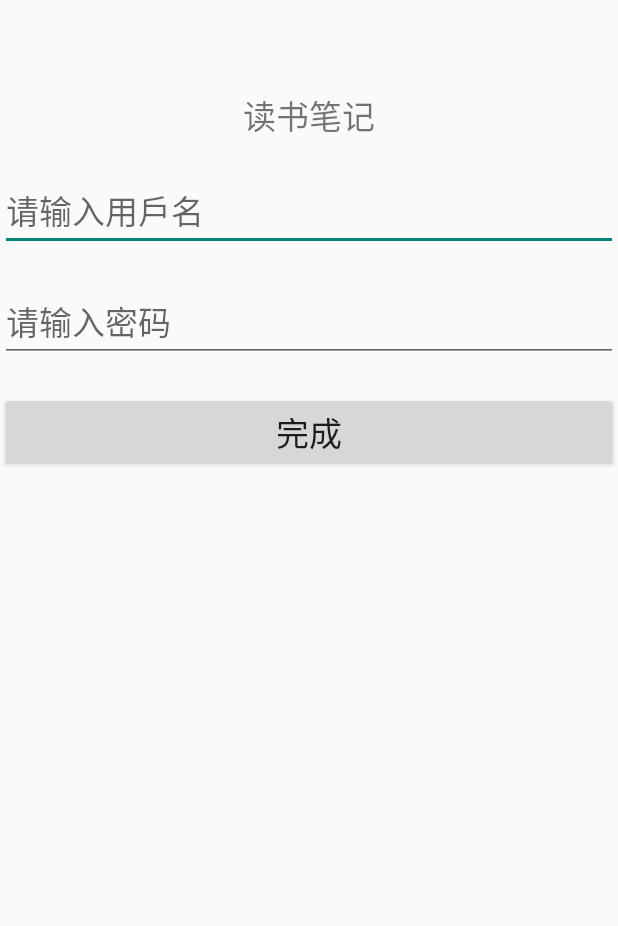
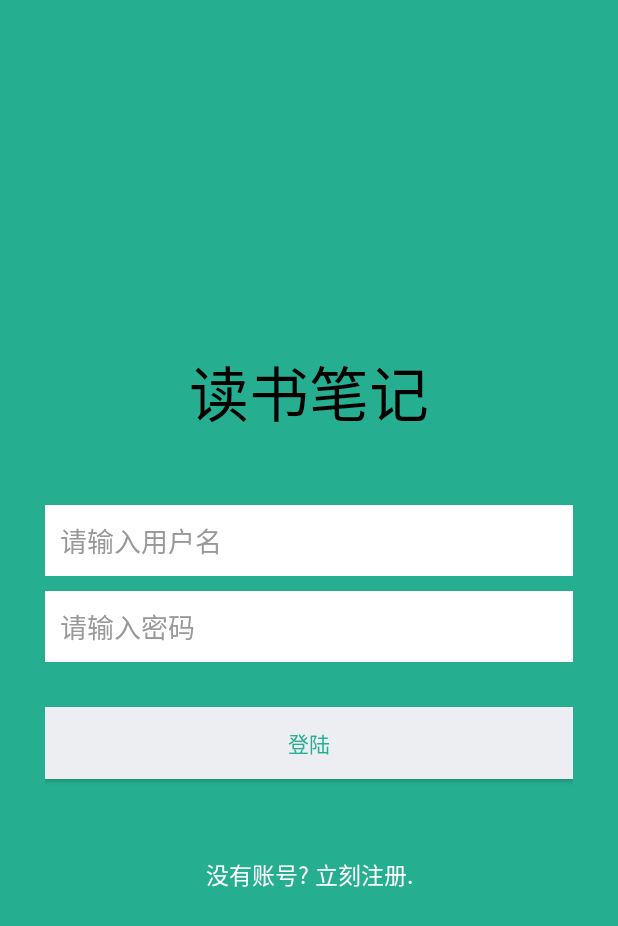
Before and after one commit to victorySSS/readingNotes, an Android app: the screen it shows after launch (LoginActivity), on a phone screen of 412 x 824 dp. Shown: the top 926 px of the screen. Run offline under Robolectric (Android 15) with nearby library versions, the phone set to English and light mode, and no system bars.

Commit message:
修改了程序界面，并完成了与服务器连接进行登录注册的功能

```diff
--- a/diary/app/src/main/AndroidManifest.xml
+++ b/diary/app/src/main/AndroidManifest.xml
@@ -29,7 +29,8 @@
         android:label="@string/app_name"
         android:supportsRtl="true"
         android:theme="@style/Theme.AppCompat.Light.NoActionBar">
-        <activity android:name=".activity.LoginActivity">
+        <activity android:name=".activity.LoginActivity"
+            android:label="读书笔记" >
             <intent-filter>
                 <action android:name="android.intent.action.MAIN" />
 
--- a/diary/app/src/main/java/com/crowd/diary/activity/LoginActivity.java
+++ b/diary/app/src/main/java/com/crowd/diary/activity/LoginActivity.java
@@ -1,5 +1,6 @@
 package com.crowd.diary.activity;
 
+import android.app.ActionBar;
 import android.app.AlertDialog;
 import android.content.DialogInterface;
 import android.content.Intent;
@@ -39,6 +40,7 @@ public class LoginActivity extends AppCompatActivity implements View.OnClickList
     private EditText registerName;
     private EditText registerPassword;
     private SharedPreferences sharedPreferences;
+    private Button linktoRegisterScreenButton;
 
     private Socket socket;
     private BufferedReader in;
@@ -59,15 +61,16 @@ public class LoginActivity extends AppCompatActivity implements View.OnClickList
         loginButton = (Button) findViewById(R.id.login);
         loginButton.setTag(101);
         loginButton.setOnClickListener(this);
+        linktoRegisterScreenButton = (Button)findViewById(R.id.linkToRegisterScreenButton);
+        linktoRegisterScreenButton.setTag(104);
+        linktoRegisterScreenButton.setOnClickListener(this);
     }
 
     private void initData() {
         sharedPreferences = getSharedPreferences("user", MODE_PRIVATE);
         String name = sharedPreferences.getString("name", "");
         String address = sharedPreferences.getString("password", "");
-        if (name.equals("") && address.equals("")) {
-            register();
-        } else {
+        if (!name.equals("") && address.equals("")) {
             nameEditText.setText(name);
         }
     }
@@ -245,7 +248,7 @@ public class LoginActivity extends AppCompatActivity implements View.OnClickList
                     conLogin.start();
 
                     while (conLogin.getState()!= Thread.State.TERMINATED);
-                    nameEditText.setText("get:"+content);
+                    //nameEditText.setText("get:"+content);
 
                         if ("OK".equals(content)) {
                             Toast.makeText(this,
@@ -280,6 +283,8 @@ public class LoginActivity extends AppCompatActivity implements View.OnClickList
                         Toast.LENGTH_LONG).show();
                 registerDialog.dismiss();
                 break;
+            case 104:
+                register();
         }
     }
 
--- a/diary/app/src/main/java/com/crowd/diary/fragment/PersonFragment.java
+++ b/diary/app/src/main/java/com/crowd/diary/fragment/PersonFragment.java
@@ -39,7 +39,7 @@ public class PersonFragment extends Fragment implements View.OnClickListener, Vi
         sharedPreferences = activity.getSharedPreferences("user",
                 Context.MODE_PRIVATE);
         TextView nameText = (TextView) view.findViewById(R.id.person_name);
-        nameText.setText(sharedPreferences.getString("name", "") + "简介");
+        nameText.setText("zcc" + "的个人中心");
 
         personDate = (TextView) view.findViewById(R.id.person_date);
         personJob = (TextView) view.findViewById(R.id.person_job);
--- a/diary/app/src/main/res/layout/activity_login.xml
+++ b/diary/app/src/main/res/layout/activity_login.xml
@@ -1,42 +1,83 @@
+<?xml version="1.0" encoding="utf-8"?>
 <LinearLayout xmlns:android="http://schemas.android.com/apk/res/android"
-    xmlns:tools="http://schemas.android.com/tools"
-    android:layout_width="match_parent"
-    android:layout_height="match_parent"
+    android:layout_width="fill_parent"
+    android:layout_height="fill_parent"
+    android:background="@color/bg_login"
     android:orientation="vertical"
-    tools:context="com.crowd.diary.activity.LoginActivity">
+    android:gravity="center"
+    android:padding="10dp" >
+    <TextView
+        android:layout_width="fill_parent"
+        android:layout_height="wrap_content"
+        android:layout_marginLeft="20dp"
+        android:layout_marginRight="20dp"
+        android:layout_marginBottom="20dp"
+        android:background="@null"
+        android:text="读书笔记"
+        android:textColor="#000000"
+        android:padding="15dp"
+        android:textSize="40dp"
+        android:gravity="center"/>
 
-    <TextView
-        android:layout_width="wrap_content"
+    <LinearLayout
+        android:layout_width="fill_parent"
         android:layout_height="wrap_content"
         android:layout_gravity="center"
-        android:layout_marginTop="60dp"
-        android:text="读书笔记"
-        android:textSize="22sp" />
+        android:gravity="center"
+        android:orientation="vertical"
+        android:paddingLeft="20dp"
+        android:paddingRight="20dp" >
 
         <EditText
             android:id="@+id/username"
-        android:layout_width="match_parent"
+            android:layout_width="fill_parent"
             android:layout_height="wrap_content"
-        android:layout_marginTop="20dp"
-        android:hint="请输入用戶名"
-        android:textSize="22sp" />
+            android:layout_marginTop="10dp"
+            android:layout_marginBottom="10dp"
+            android:background="@color/white"
+            android:hint="请输入用户名"
+            android:inputType="textEmailAddress"
+            android:padding="10dp"
+            android:singleLine="true"
+            android:textColor="@color/input_login"
+            android:textColorHint="@color/input_login_hint"/>
 
         <EditText
             android:id="@+id/password"
-        android:layout_width="match_parent"
+            android:layout_width="fill_parent"
             android:layout_height="wrap_content"
-        android:layout_marginTop="20dp"
+            android:layout_marginBottom="10dp"
+            android:background="@color/white"
             android:hint="请输入密码"
             android:inputType="textPassword"
-        android:textSize="22sp" />
+            android:padding="10dp"
+            android:singleLine="true"
+            android:textColor="@color/input_login"
+            android:textColorHint="@color/input_login_hint"/>
+
+        <!-- Login Button -->
 
         <Button
             android:id="@+id/login"
-        android:layout_width="match_parent"
+            android:layout_width="fill_parent"
             android:layout_height="wrap_content"
-        android:layout_marginTop="20dp"
-        android:tag="101"
-        android:text="完成"
-        android:textSize="22sp" />
+            android:layout_marginTop="20dip"
+            android:background="@color/btn_login_bg"
+            android:text="@string/btn_login"
+            android:textColor="@color/btn_login"/>
+
+        <!-- Link to Login Screen -->
+
+        <Button
+            android:id="@+id/linkToRegisterScreenButton"
+            android:layout_width="fill_parent"
+            android:layout_height="wrap_content"
+            android:layout_marginTop="40dip"
+            android:background="@null"
+            android:text="@string/btn_link_to_register"
+            android:textAllCaps="false"
+            android:textColor="@color/white"
+            android:textSize="15dp" />
+    </LinearLayout>
 
 </LinearLayout>
--- a/diary/app/src/main/res/layout/activity_main.xml
+++ b/diary/app/src/main/res/layout/activity_main.xml
@@ -5,6 +5,7 @@
     android:layout_width="match_parent"
     android:layout_height="match_parent"
     android:orientation="vertical"
+    android:background="@color/bg_login"
     tools:context=".activity.MainActivity">
 
 
--- a/diary/app/src/main/res/layout/diary_item.xml
+++ b/diary/app/src/main/res/layout/diary_item.xml
@@ -2,7 +2,8 @@
 <LinearLayout xmlns:android="http://schemas.android.com/apk/res/android"
     android:layout_width="match_parent"
     android:layout_height="match_parent"
-    android:orientation="horizontal">
+    android:orientation="horizontal"
+    android:background="@color/bg_login">
 
     <TextView
         android:id="@+id/item_title"
--- /dev/null
+++ b/diary/app/src/main/res/values/color.xml
@@ -0,0 +1,18 @@
+<?xml version="1.0" encoding="utf-8"?>
+<resources>
+
+    <color name="bg_login">#26ae90</color>
+    <color name="bg_register">#3b5998</color>
+    <color name="bg_main">#428bca</color>
+    <color name="white">#ffffff</color>
+    <color name="input_login">#222222</color>
+    <color name="input_login_hint">#999999</color>
+    <color name="input_register">#222222</color>
+    <color name="input_register_bg">#8b9dc3</color>
+    <color name="input_register_hint">#5e6266</color>
+    <color name="btn_login">#26ae90</color>
+    <color name="btn_login_bg">#eceef1</color>
+    <color name="lbl_name">#333333</color>
+    <color name="btn_logut_bg">#ff6861</color>
+
+</resources>
--- a/diary/app/src/main/res/values/styles.xml
+++ b/diary/app/src/main/res/values/styles.xml
@@ -3,9 +3,6 @@
     <!-- Base application theme. -->
     <style name="AppTheme" parent="Theme.AppCompat.Light.DarkActionBar">
         <!-- Customize your theme here. -->
-        <item name="colorPrimary">@color/colorPrimary</item>
-        <item name="colorPrimaryDark">@color/colorPrimaryDark</item>
-        <item name="colorAccent">@color/colorAccent</item>
     </style>
 
 </resources>
```
Also changed, not shown: diary/app/src/main/res/layout/activity_show_diary.xml (+18 -6 lines), diary/app/src/main/res/layout/person.xml (+25 -15 lines), diary/app/src/main/res/layout/write_diary.xml (+23 -0 lines), diary/app/src/main/res/values/dimens.xml (added, +9 -0 lines), diary/app/src/main/res/values/strings.xml (+24 -1 lines), diary/app/src/main/res/values/strings_activity_login_activity11.xml (added, +14 -0 lines), diary/app/src/main/res/drawable/background.jpg (added), diary/app/src/main/res/drawable/background1.jpg (added), 1 other file. Lines whose indentation alone changed are shown as unchanged.
